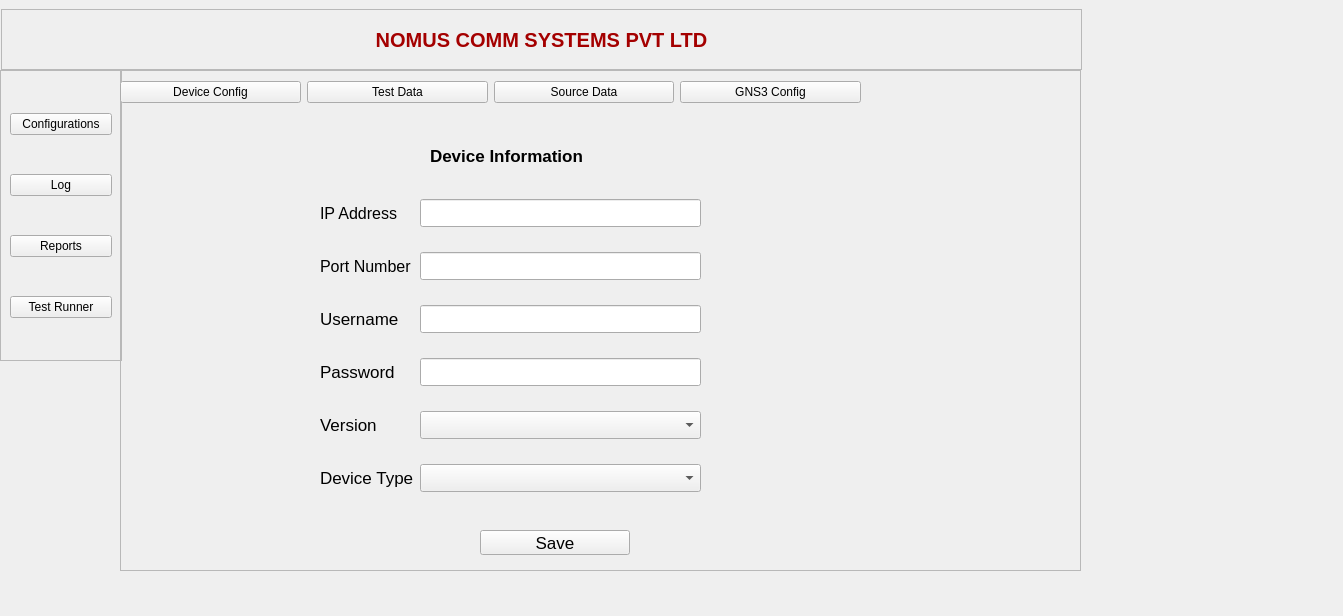
This is FUNCTIONALITY_TOOL/config.ui in skystar23/Automation_tool as Qt 5 draws it before an edit. The edited form follows.
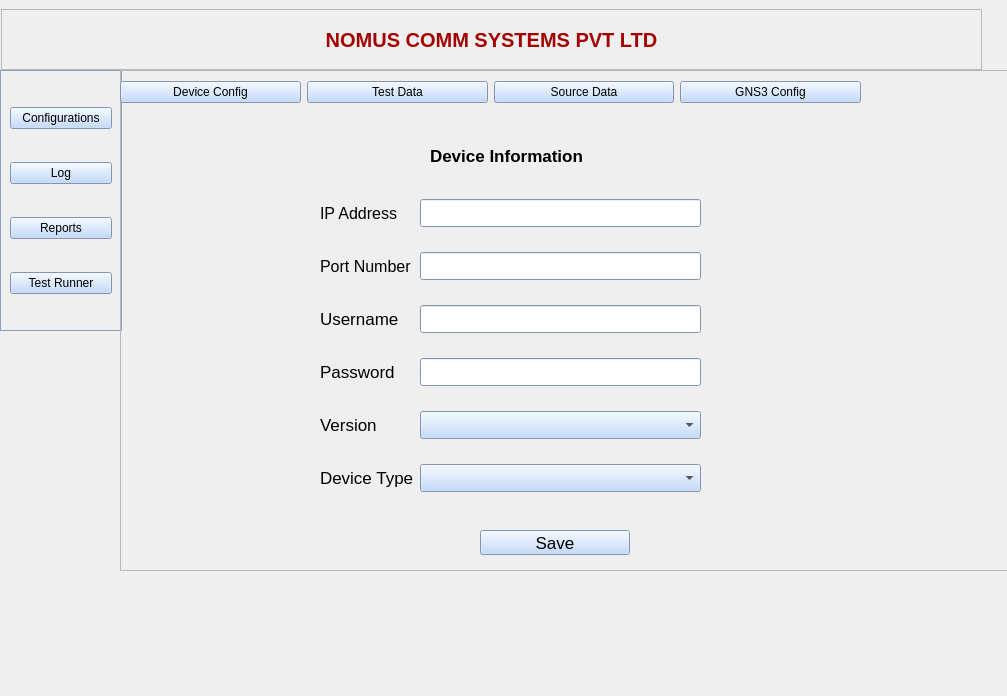
This is the edited form.

Patch:
```diff
--- a/FUNCTIONALITY_TOOL/config.ui
+++ b/FUNCTIONALITY_TOOL/config.ui
@@ -6,8 +6,8 @@
    <rect>
     <x>0</x>
     <y>0</y>
-    <width>1343</width>
-    <height>616</height>
+    <width>1007</width>
+    <height>696</height>
    </rect>
   </property>
   <widget class="QWidget" name="centralwidget">
@@ -16,7 +16,7 @@
      <rect>
       <x>1</x>
       <y>9</y>
-      <width>1081</width>
+      <width>981</width>
       <height>61</height>
      </rect>
     </property>
@@ -141,9 +141,451 @@
       <x>0</x>
       <y>70</y>
       <width>122</width>
-      <height>291</height>
+      <height>261</height>
      </rect>
     </property>
+    <property name="palette">
+     <palette>
+      <active>
+       <colorrole role="WindowText">
+        <brush brushstyle="SolidPattern">
+         <color alpha="255">
+          <red>0</red>
+          <green>0</green>
+          <blue>0</blue>
+         </color>
+        </brush>
+       </colorrole>
+       <colorrole role="Button">
+        <brush brushstyle="SolidPattern">
+         <color alpha="255">
+          <red>181</red>
+          <green>209</green>
+          <blue>250</blue>
+         </color>
+        </brush>
+       </colorrole>
+       <colorrole role="Light">
+        <brush brushstyle="SolidPattern">
+         <color alpha="255">
+          <red>255</red>
+          <green>255</green>
+          <blue>255</blue>
+         </color>
+        </brush>
+       </colorrole>
+       <colorrole role="Midlight">
+        <brush brushstyle="SolidPattern">
+         <color alpha="255">
+          <red>218</red>
+          <green>232</green>
+          <blue>252</blue>
+         </color>
+        </brush>
+       </colorrole>
+       <colorrole role="Dark">
+        <brush brushstyle="SolidPattern">
+         <color alpha="255">
+          <red>90</red>
+          <green>104</green>
+          <blue>125</blue>
+         </color>
+        </brush>
+       </colorrole>
+       <colorrole role="Mid">
+        <brush brushstyle="SolidPattern">
+         <color alpha="255">
+          <red>121</red>
+          <green>139</green>
+          <blue>167</blue>
+         </color>
+        </brush>
+       </colorrole>
+       <colorrole role="Text">
+        <brush brushstyle="SolidPattern">
+         <color alpha="255">
+          <red>0</red>
+          <green>0</green>
+          <blue>0</blue>
+         </color>
+        </brush>
+       </colorrole>
+       <colorrole role="BrightText">
+        <brush brushstyle="SolidPattern">
+         <color alpha="255">
+          <red>255</red>
+          <green>255</green>
+          <blue>255</blue>
+         </color>
+        </brush>
+       </colorrole>
+       <colorrole role="ButtonText">
+        <brush brushstyle="SolidPattern">
+         <color alpha="255">
+          <red>0</red>
+          <green>0</green>
+          <blue>0</blue>
+         </color>
+        </brush>
+       </colorrole>
+       <colorrole role="Base">
+        <brush brushstyle="SolidPattern">
+         <color alpha="255">
+          <red>255</red>
+          <green>255</green>
+          <blue>255</blue>
+         </color>
+        </brush>
+       </colorrole>
+       <colorrole role="Window">
+        <brush brushstyle="SolidPattern">
+         <color alpha="255">
+          <red>181</red>
+          <green>209</green>
+          <blue>250</blue>
+         </color>
+        </brush>
+       </colorrole>
+       <colorrole role="Shadow">
+        <brush brushstyle="SolidPattern">
+         <color alpha="255">
+          <red>0</red>
+          <green>0</green>
+          <blue>0</blue>
+         </color>
+        </brush>
+       </colorrole>
+       <colorrole role="AlternateBase">
+        <brush brushstyle="SolidPattern">
+         <color alpha="255">
+          <red>218</red>
+          <green>232</green>
+          <blue>252</blue>
+         </color>
+        </brush>
+       </colorrole>
+       <colorrole role="ToolTipBase">
+        <brush brushstyle="SolidPattern">
+         <color alpha="255">
+          <red>255</red>
+          <green>255</green>
+          <blue>220</blue>
+         </color>
+        </brush>
+       </colorrole>
+       <colorrole role="ToolTipText">
+        <brush brushstyle="SolidPattern">
+         <color alpha="255">
+          <red>0</red>
+          <green>0</green>
+          <blue>0</blue>
+         </color>
+        </brush>
+       </colorrole>
+       <colorrole role="PlaceholderText">
+        <brush brushstyle="SolidPattern">
+         <color alpha="128">
+          <red>0</red>
+          <green>0</green>
+          <blue>0</blue>
+         </color>
+        </brush>
+       </colorrole>
+      </active>
+      <inactive>
+       <colorrole role="WindowText">
+        <brush brushstyle="SolidPattern">
+         <color alpha="255">
+          <red>0</red>
+          <green>0</green>
+          <blue>0</blue>
+         </color>
+        </brush>
+       </colorrole>
+       <colorrole role="Button">
+        <brush brushstyle="SolidPattern">
+         <color alpha="255">
+          <red>181</red>
+          <green>209</green>
+          <blue>250</blue>
+         </color>
+        </brush>
+       </colorrole>
+       <colorrole role="Light">
+        <brush brushstyle="SolidPattern">
+         <color alpha="255">
+          <red>255</red>
+          <green>255</green>
+          <blue>255</blue>
+         </color>
+        </brush>
+       </colorrole>
+       <colorrole role="Midlight">
+        <brush brushstyle="SolidPattern">
+         <color alpha="255">
+          <red>218</red>
+          <green>232</green>
+          <blue>252</blue>
+         </color>
+        </brush>
+       </colorrole>
+       <colorrole role="Dark">
+        <brush brushstyle="SolidPattern">
+         <color alpha="255">
+          <red>90</red>
+          <green>104</green>
+          <blue>125</blue>
+         </color>
+        </brush>
+       </colorrole>
+       <colorrole role="Mid">
+        <brush brushstyle="SolidPattern">
+         <color alpha="255">
+          <red>121</red>
+          <green>139</green>
+          <blue>167</blue>
+         </color>
+        </brush>
+       </colorrole>
+       <colorrole role="Text">
+        <brush brushstyle="SolidPattern">
+         <color alpha="255">
+          <red>0</red>
+          <green>0</green>
+          <blue>0</blue>
+         </color>
+        </brush>
+       </colorrole>
+       <colorrole role="BrightText">
+        <brush brushstyle="SolidPattern">
+         <color alpha="255">
+          <red>255</red>
+          <green>255</green>
+          <blue>255</blue>
+         </color>
+        </brush>
+       </colorrole>
+       <colorrole role="ButtonText">
+        <brush brushstyle="SolidPattern">
+         <color alpha="255">
+          <red>0</red>
+          <green>0</green>
+          <blue>0</blue>
+         </color>
+        </brush>
+       </colorrole>
+       <colorrole role="Base">
+        <brush brushstyle="SolidPattern">
+         <color alpha="255">
+          <red>255</red>
+          <green>255</green>
+          <blue>255</blue>
+         </color>
+        </brush>
+       </colorrole>
+       <colorrole role="Window">
+        <brush brushstyle="SolidPattern">
+         <color alpha="255">
+          <red>181</red>
+          <green>209</green>
+          <blue>250</blue>
+         </color>
+        </brush>
+       </colorrole>
+       <colorrole role="Shadow">
+        <brush brushstyle="SolidPattern">
+         <color alpha="255">
+          <red>0</red>
+          <green>0</green>
+          <blue>0</blue>
+         </color>
+        </brush>
+       </colorrole>
+       <colorrole role="AlternateBase">
+        <brush brushstyle="SolidPattern">
+         <color alpha="255">
+          <red>218</red>
+          <green>232</green>
+          <blue>252</blue>
+         </color>
+        </brush>
+       </colorrole>
+       <colorrole role="ToolTipBase">
+        <brush brushstyle="SolidPattern">
+         <color alpha="255">
+          <red>255</red>
+          <green>255</green>
+          <blue>220</blue>
+         </color>
+        </brush>
+       </colorrole>
+       <colorrole role="ToolTipText">
+        <brush brushstyle="SolidPattern">
+         <color alpha="255">
+          <red>0</red>
+          <green>0</green>
+          <blue>0</blue>
+         </color>
+        </brush>
+       </colorrole>
+       <colorrole role="PlaceholderText">
+        <brush brushstyle="SolidPattern">
+         <color alpha="128">
+          <red>0</red>
+          <green>0</green>
+          <blue>0</blue>
+         </color>
+        </brush>
+       </colorrole>
+      </inactive>
+      <disabled>
+       <colorrole role="WindowText">
+        <brush brushstyle="SolidPattern">
+         <color alpha="255">
+          <red>90</red>
+          <green>104</green>
+          <blue>125</blue>
+         </color>
+        </brush>
+       </colorrole>
+       <colorrole role="Button">
+        <brush brushstyle="SolidPattern">
+         <color alpha="255">
+          <red>181</red>
+          <green>209</green>
+          <blue>250</blue>
+         </color>
+        </brush>
+       </colorrole>
+       <colorrole role="Light">
+        <brush brushstyle="SolidPattern">
+         <color alpha="255">
+          <red>255</red>
+          <green>255</green>
+          <blue>255</blue>
+         </color>
+        </brush>
+       </colorrole>
+       <colorrole role="Midlight">
+        <brush brushstyle="SolidPattern">
+         <color alpha="255">
+          <red>218</red>
+          <green>232</green>
+          <blue>252</blue>
+         </color>
+        </brush>
+       </colorrole>
+       <colorrole role="Dark">
+        <brush brushstyle="SolidPattern">
+         <color alpha="255">
+          <red>90</red>
+          <green>104</green>
+          <blue>125</blue>
+         </color>
+        </brush>
+       </colorrole>
+       <colorrole role="Mid">
+        <brush brushstyle="SolidPattern">
+         <color alpha="255">
+          <red>121</red>
+          <green>139</green>
+          <blue>167</blue>
+         </color>
+        </brush>
+       </colorrole>
+       <colorrole role="Text">
+        <brush brushstyle="SolidPattern">
+         <color alpha="255">
+          <red>90</red>
+          <green>104</green>
+          <blue>125</blue>
+         </color>
+        </brush>
+       </colorrole>
+       <colorrole role="BrightText">
+        <brush brushstyle="SolidPattern">
+         <color alpha="255">
+          <red>255</red>
+          <green>255</green>
+          <blue>255</blue>
+         </color>
+        </brush>
+       </colorrole>
+       <colorrole role="ButtonText">
+        <brush brushstyle="SolidPattern">
+         <color alpha="255">
+          <red>90</red>
+          <green>104</green>
+          <blue>125</blue>
+         </color>
+        </brush>
+       </colorrole>
+       <colorrole role="Base">
+        <brush brushstyle="SolidPattern">
+         <color alpha="255">
+          <red>181</red>
+          <green>209</green>
+          <blue>250</blue>
+         </color>
+        </brush>
+       </colorrole>
+       <colorrole role="Window">
+        <brush brushstyle="SolidPattern">
+         <color alpha="255">
+          <red>181</red>
+          <green>209</green>
+          <blue>250</blue>
+         </color>
+        </brush>
+       </colorrole>
+       <colorrole role="Shadow">
+        <brush brushstyle="SolidPattern">
+         <color alpha="255">
+          <red>0</red>
+          <green>0</green>
+          <blue>0</blue>
+         </color>
+        </brush>
+       </colorrole>
+       <colorrole role="AlternateBase">
+        <brush brushstyle="SolidPattern">
+         <color alpha="255">
+          <red>181</red>
+          <green>209</green>
+          <blue>250</blue>
+         </color>
+        </brush>
+       </colorrole>
+       <colorrole role="ToolTipBase">
+        <brush brushstyle="SolidPattern">
+         <color alpha="255">
+          <red>255</red>
+          <green>255</green>
+          <blue>220</blue>
+         </color>
+        </brush>
+       </colorrole>
+       <colorrole role="ToolTipText">
+        <brush brushstyle="SolidPattern">
+         <color alpha="255">
+          <red>0</red>
+          <green>0</green>
+          <blue>0</blue>
+         </color>
+        </brush>
+       </colorrole>
+       <colorrole role="PlaceholderText">
+        <brush brushstyle="SolidPattern">
+         <color alpha="128">
+          <red>0</red>
+          <green>0</green>
+          <blue>0</blue>
+         </color>
+        </brush>
+       </colorrole>
+      </disabled>
+     </palette>
+    </property>
     <property name="frameShape">
      <enum>QFrame::StyledPanel</enum>
     </property>
@@ -199,6 +641,448 @@
        <height>45</height>
       </rect>
      </property>
+     <property name="palette">
+      <palette>
+       <active>
+        <colorrole role="WindowText">
+         <brush brushstyle="SolidPattern">
+          <color alpha="255">
+           <red>0</red>
+           <green>0</green>
+           <blue>0</blue>
+          </color>
+         </brush>
+        </colorrole>
+        <colorrole role="Button">
+         <brush brushstyle="SolidPattern">
+          <color alpha="255">
+           <red>181</red>
+           <green>209</green>
+           <blue>250</blue>
+          </color>
+         </brush>
+        </colorrole>
+        <colorrole role="Light">
+         <brush brushstyle="SolidPattern">
+          <color alpha="255">
+           <red>255</red>
+           <green>255</green>
+           <blue>255</blue>
+          </color>
+         </brush>
+        </colorrole>
+        <colorrole role="Midlight">
+         <brush brushstyle="SolidPattern">
+          <color alpha="255">
+           <red>218</red>
+           <green>232</green>
+           <blue>252</blue>
+          </color>
+         </brush>
+        </colorrole>
+        <colorrole role="Dark">
+         <brush brushstyle="SolidPattern">
+          <color alpha="255">
+           <red>90</red>
+           <green>104</green>
+           <blue>125</blue>
+          </color>
+         </brush>
+        </colorrole>
+        <colorrole role="Mid">
+         <brush brushstyle="SolidPattern">
+          <color alpha="255">
+           <red>121</red>
+           <green>139</green>
+           <blue>167</blue>
+          </color>
+         </brush>
+        </colorrole>
+        <colorrole role="Text">
+         <brush brushstyle="SolidPattern">
+          <color alpha="255">
+           <red>0</red>
+           <green>0</green>
+           <blue>0</blue>
+          </color>
+         </brush>
+        </colorrole>
+        <colorrole role="BrightText">
+         <brush brushstyle="SolidPattern">
+          <color alpha="255">
+           <red>255</red>
+           <green>255</green>
+           <blue>255</blue>
+          </color>
+         </brush>
+        </colorrole>
+        <colorrole role="ButtonText">
+         <brush brushstyle="SolidPattern">
+          <color alpha="255">
+           <red>0</red>
+           <green>0</green>
+           <blue>0</blue>
+          </color>
+         </brush>
+        </colorrole>
+        <colorrole role="Base">
+         <brush brushstyle="SolidPattern">
+          <color alpha="255">
+           <red>255</red>
+           <green>255</green>
+           <blue>255</blue>
+          </color>
+         </brush>
+        </colorrole>
+        <colorrole role="Window">
+         <brush brushstyle="SolidPattern">
+          <color alpha="255">
+           <red>181</red>
+           <green>209</green>
+           <blue>250</blue>
+          </color>
+         </brush>
+        </colorrole>
+        <colorrole role="Shadow">
+         <brush brushstyle="SolidPattern">
+          <color alpha="255">
+           <red>0</red>
+           <green>0</green>
+           <blue>0</blue>
+          </color>
+         </brush>
+        </colorrole>
+        <colorrole role="AlternateBase">
+         <brush brushstyle="SolidPattern">
+          <color alpha="255">
+           <red>218</red>
+           <green>232</green>
+           <blue>252</blue>
+          </color>
+         </brush>
+        </colorrole>
+        <colorrole role="ToolTipBase">
+         <brush brushstyle="SolidPattern">
+          <color alpha="255">
+           <red>255</red>
+           <green>255</green>
+           <blue>220</blue>
+          </color>
+         </brush>
+        </colorrole>
+        <colorrole role="ToolTipText">
+         <brush brushstyle="SolidPattern">
+          <color alpha="255">
+           <red>0</red>
+           <green>0</green>
+           <blue>0</blue>
+          </color>
+         </brush>
+        </colorrole>
+        <colorrole role="PlaceholderText">
+         <brush brushstyle="SolidPattern">
+          <color alpha="128">
+           <red>0</red>
+           <green>0</green>
+           <blue>0</blue>
+          </color>
+         </brush>
+        </colorrole>
+       </active>
+       <inactive>
+        <colorrole role="WindowText">
+         <brush brushstyle="SolidPattern">
+          <color alpha="255">
+           <red>0</red>
+           <green>0</green>
+           <blue>0</blue>
+          </color>
+         </brush>
+        </colorrole>
+        <colorrole role="Button">
+         <brush brushstyle="SolidPattern">
+          <color alpha="255">
+           <red>181</red>
+           <green>209</green>
+           <blue>250</blue>
+          </color>
+         </brush>
+        </colorrole>
+        <colorrole role="Light">
+         <brush brushstyle="SolidPattern">
+          <color alpha="255">
+           <red>255</red>
+           <green>255</green>
+           <blue>255</blue>
+          </color>
+         </brush>
+        </colorrole>
+        <colorrole role="Midlight">
+         <brush brushstyle="SolidPattern">
+          <color alpha="255">
+           <red>218</red>
+           <green>232</green>
+           <blue>252</blue>
+          </color>
+         </brush>
+        </colorrole>
+        <colorrole role="Dark">
+         <brush brushstyle="SolidPattern">
+          <color alpha="255">
+           <red>90</red>
+           <green>104</green>
+           <blue>125</blue>
+          </color>
+         </brush>
+        </colorrole>
+        <colorrole role="Mid">
+         <brush brushstyle="SolidPattern">
+          <color alpha="255">
+           <red>121</red>
+           <green>139</green>
+           <blue>167</blue>
+          </color>
+         </brush>
+        </colorrole>
+        <colorrole role="Text">
+         <brush brushstyle="SolidPattern">
+          <color alpha="255">
+           <red>0</red>
+           <green>0</green>
+           <blue>0</blue>
+          </color>
+         </brush>
+        </colorrole>
+        <colorrole role="BrightText">
+         <brush brushstyle="SolidPattern">
+          <color alpha="255">
+           <red>255</red>
+           <green>255</green>
+           <blue>255</blue>
+          </color>
+         </brush>
+        </colorrole>
+        <colorrole role="ButtonText">
+         <brush brushstyle="SolidPattern">
+          <color alpha="255">
+           <red>0</red>
+           <green>0</green>
+           <blue>0</blue>
+          </color>
+         </brush>
+        </colorrole>
+        <colorrole role="Base">
+         <brush brushstyle="SolidPattern">
+          <color alpha="255">
+           <red>255</red>
+           <green>255</green>
+           <blue>255</blue>
+          </color>
+         </brush>
+        </colorrole>
+        <colorrole role="Window">
+         <brush brushstyle="SolidPattern">
+          <color alpha="255">
+           <red>181</red>
+           <green>209</green>
+           <blue>250</blue>
+          </color>
+         </brush>
+        </colorrole>
+        <colorrole role="Shadow">
+         <brush brushstyle="SolidPattern">
+          <color alpha="255">
+           <red>0</red>
+           <green>0</green>
+           <blue>0</blue>
+          </color>
+         </brush>
+        </colorrole>
+        <colorrole role="AlternateBase">
+         <brush brushstyle="SolidPattern">
+          <color alpha="255">
+           <red>218</red>
+           <green>232</green>
+           <blue>252</blue>
+          </color>
+         </brush>
+        </colorrole>
+        <colorrole role="ToolTipBase">
+         <brush brushstyle="SolidPattern">
+          <color alpha="255">
+           <red>255</red>
+           <green>255</green>
+           <blue>220</blue>
+          </color>
+         </brush>
+        </colorrole>
+        <colorrole role="ToolTipText">
+         <brush brushstyle="SolidPattern">
+          <color alpha="255">
+           <red>0</red>
+           <green>0</green>
+           <blue>0</blue>
+          </color>
+         </brush>
+        </colorrole>
+        <colorrole role="PlaceholderText">
+         <brush brushstyle="SolidPattern">
+          <color alpha="128">
+           <red>0</red>
+           <green>0</green>
+           <blue>0</blue>
+          </color>
+         </brush>
+        </colorrole>
+       </inactive>
+       <disabled>
+        <colorrole role="WindowText">
+         <brush brushstyle="SolidPattern">
+          <color alpha="255">
+           <red>90</red>
+           <green>104</green>
+           <blue>125</blue>
+          </color>
+         </brush>
+        </colorrole>
+        <colorrole role="Button">
+         <brush brushstyle="SolidPattern">
+          <color alpha="255">
+           <red>181</red>
+           <green>209</green>
+           <blue>250</blue>
+          </color>
+         </brush>
+        </colorrole>
+        <colorrole role="Light">
+         <brush brushstyle="SolidPattern">
+          <color alpha="255">
+           <red>255</red>
+           <green>255</green>
+           <blue>255</blue>
+          </color>
+         </brush>
+        </colorrole>
+        <colorrole role="Midlight">
+         <brush brushstyle="SolidPattern">
+          <color alpha="255">
+           <red>218</red>
+           <green>232</green>
+           <blue>252</blue>
+          </color>
+         </brush>
+        </colorrole>
+        <colorrole role="Dark">
+         <brush brushstyle="SolidPattern">
+          <color alpha="255">
+           <red>90</red>
+           <green>104</green>
+           <blue>125</blue>
+          </color>
+         </brush>
+        </colorrole>
+        <colorrole role="Mid">
+         <brush brushstyle="SolidPattern">
+          <color alpha="255">
+           <red>121</red>
+           <green>139</green>
+           <blue>167</blue>
+          </color>
+         </brush>
+        </colorrole>
+        <colorrole role="Text">
+         <brush brushstyle="SolidPattern">
+          <color alpha="255">
+           <red>90</red>
+           <green>104</green>
+           <blue>125</blue>
+          </color>
+         </brush>
+        </colorrole>
+        <colorrole role="BrightText">
+         <brush brushstyle="SolidPattern">
+          <color alpha="255">
+           <red>255</red>
+           <green>255</green>
+           <blue>255</blue>
+          </color>
+         </brush>
+        </colorrole>
+        <colorrole role="ButtonText">
+         <brush brushstyle="SolidPattern">
+          <color alpha="255">
+           <red>90</red>
+           <green>104</green>
+           <blue>125</blue>
+          </color>
+         </brush>
+        </colorrole>
+        <colorrole role="Base">
+         <brush brushstyle="SolidPattern">
+          <color alpha="255">
+           <red>181</red>
+           <green>209</green>
+           <blue>250</blue>
+          </color>
+         </brush>
+        </colorrole>
+        <colorrole role="Window">
+         <brush brushstyle="SolidPattern">
+          <color alpha="255">
+           <red>181</red>
+           <green>209</green>
+           <blue>250</blue>
+          </color>
+         </brush>
+        </colorrole>
+        <colorrole role="Shadow">
+         <brush brushstyle="SolidPattern">
+          <color alpha="255">
+           <red>0</red>
+           <green>0</green>
+           <blue>0</blue>
+          </color>
+         </brush>
+        </colorrole>
+        <colorrole role="AlternateBase">
+         <brush brushstyle="SolidPattern">
+          <color alpha="255">
+           <red>181</red>
+           <green>209</green>
+           <blue>250</blue>
+          </color>
+         </brush>
+        </colorrole>
+        <colorrole role="ToolTipBase">
+         <brush brushstyle="SolidPattern">
+          <color alpha="255">
+           <red>255</red>
+           <green>255</green>
+           <blue>220</blue>
+          </color>
+         </brush>
+        </colorrole>
+        <colorrole role="ToolTipText">
+         <brush brushstyle="SolidPattern">
+          <color alpha="255">
+           <red>0</red>
+           <green>0</green>
+           <blue>0</blue>
+          </color>
+         </brush>
+        </colorrole>
+        <colorrole role="PlaceholderText">
+         <brush brushstyle="SolidPattern">
+          <color alpha="128">
+           <red>0</red>
+           <green>0</green>
+           <blue>0</blue>
+          </color>
+         </brush>
+        </colorrole>
+       </disabled>
+      </palette>
+     </property>
      <layout class="QHBoxLayout" name="horizontalLayout_3">
       <item>
        <layout class="QHBoxLayout" name="horizontalLayout_2">
@@ -240,9 +1124,451 @@
        <x>0</x>
        <y>40</y>
        <width>861</width>
-       <height>471</height>
+       <height>541</height>
       </rect>
      </property>
+     <property name="palette">
+      <palette>
+       <active>
+        <colorrole role="WindowText">
+         <brush brushstyle="SolidPattern">
+          <color alpha="255">
+           <red>0</red>
+           <green>0</green>
+           <blue>0</blue>
+          </color>
+         </brush>
+        </colorrole>
+        <colorrole role="Button">
+         <brush brushstyle="SolidPattern">
+          <color alpha="255">
+           <red>181</red>
+           <green>209</green>
+           <blue>250</blue>
+          </color>
+         </brush>
+        </colorrole>
+        <colorrole role="Light">
+         <brush brushstyle="SolidPattern">
+          <color alpha="255">
+           <red>255</red>
+           <green>255</green>
+           <blue>255</blue>
+          </color>
+         </brush>
+        </colorrole>
+        <colorrole role="Midlight">
+         <brush brushstyle="SolidPattern">
+          <color alpha="255">
+           <red>218</red>
+           <green>232</green>
+           <blue>252</blue>
+          </color>
+         </brush>
+        </colorrole>
+        <colorrole role="Dark">
+         <brush brushstyle="SolidPattern">
+          <color alpha="255">
+           <red>90</red>
+           <green>104</green>
+           <blue>125</blue>
+          </color>
+         </brush>
+        </colorrole>
+        <colorrole role="Mid">
+         <brush brushstyle="SolidPattern">
+          <color alpha="255">
+           <red>121</red>
+           <green>139</green>
+           <blue>167</blue>
+          </color>
+         </brush>
+        </colorrole>
+        <colorrole role="Text">
+         <brush brushstyle="SolidPattern">
+          <color alpha="255">
+           <red>0</red>
+           <green>0</green>
+           <blue>0</blue>
+          </color>
+         </brush>
+        </colorrole>
+        <colorrole role="BrightText">
+         <brush brushstyle="SolidPattern">
+          <color alpha="255">
+           <red>255</red>
+           <green>255</green>
+           <blue>255</blue>
+          </color>
+         </brush>
+        </colorrole>
+        <colorrole role="ButtonText">
+         <brush brushstyle="SolidPattern">
+          <color alpha="255">
+           <red>0</red>
+           <green>0</green>
+           <blue>0</blue>
+          </color>
+         </brush>
+        </colorrole>
+        <colorrole role="Base">
+         <brush brushstyle="SolidPattern">
+          <color alpha="255">
+           <red>255</red>
+           <green>255</green>
+           <blue>255</blue>
+          </color>
+         </brush>
+        </colorrole>
+        <colorrole role="Window">
+         <brush brushstyle="SolidPattern">
+          <color alpha="255">
+           <red>181</red>
+           <green>209</green>
+           <blue>250</blue>
+          </color>
+         </brush>
+        </colorrole>
+        <colorrole role="Shadow">
+         <brush brushstyle="SolidPattern">
+          <color alpha="255">
+           <red>0</red>
+           <green>0</green>
+           <blue>0</blue>
+          </color>
+         </brush>
+        </colorrole>
+        <colorrole role="AlternateBase">
+         <brush brushstyle="SolidPattern">
+          <color alpha="255">
+           <red>218</red>
+           <green>232</green>
+           <blue>252</blue>
+          </color>
+         </brush>
+        </colorrole>
+        <colorrole role="ToolTipBase">
+         <brush brushstyle="SolidPattern">
+          <color alpha="255">
+           <red>255</red>
+           <green>255</green>
+           <blue>220</blue>
+          </color>
+         </brush>
+        </colorrole>
+        <colorrole role="ToolTipText">
+         <brush brushstyle="SolidPattern">
+          <color alpha="255">
+           <red>0</red>
+           <green>0</green>
+           <blue>0</blue>
+          </color>
+         </brush>
+        </colorrole>
+        <colorrole role="PlaceholderText">
+         <brush brushstyle="SolidPattern">
+          <color alpha="128">
+           <red>0</red>
+           <green>0</green>
+           <blue>0</blue>
+          </color>
+         </brush>
+        </colorrole>
+       </active>
+       <inactive>
+        <colorrole role="WindowText">
+         <brush brushstyle="SolidPattern">
+          <color alpha="255">
+           <red>0</red>
+           <green>0</green>
+           <blue>0</blue>
+          </color>
+         </brush>
+        </colorrole>
+        <colorrole role="Button">
+         <brush brushstyle="SolidPattern">
+          <color alpha="255">
+           <red>181</red>
+           <green>209</green>
+           <blue>250</blue>
+          </color>
+         </brush>
+        </colorrole>
+        <colorrole role="Light">
+         <brush brushstyle="SolidPattern">
+          <color alpha="255">
+           <red>255</red>
+           <green>255</green>
+           <blue>255</blue>
+          </color>
+         </brush>
+        </colorrole>
+        <colorrole role="Midlight">
+         <brush brushstyle="SolidPattern">
+          <color alpha="255">
+           <red>218</red>
+           <green>232</green>
+           <blue>252</blue>
+          </color>
+         </brush>
+        </colorrole>
+        <colorrole role="Dark">
+         <brush brushstyle="SolidPattern">
+          <color alpha="255">
+           <red>90</red>
+           <green>104</green>
+           <blue>125</blue>
+          </color>
+         </brush>
+        </colorrole>
+        <colorrole role="Mid">
+         <brush brushstyle="SolidPattern">
+          <color alpha="255">
+           <red>121</red>
+           <green>139</green>
+           <blue>167</blue>
+          </color>
+         </brush>
+        </colorrole>
+        <colorrole role="Text">
+         <brush brushstyle="SolidPattern">
+          <color alpha="255">
+           <red>0</red>
+           <green>0</green>
+           <blue>0</blue>
+          </color>
+         </brush>
+        </colorrole>
+        <colorrole role="BrightText">
+         <brush brushstyle="SolidPattern">
+          <color alpha="255">
+           <red>255</red>
+           <green>255</green>
+           <blue>255</blue>
+          </color>
+         </brush>
+        </colorrole>
+        <colorrole role="ButtonText">
+         <brush brushstyle="SolidPattern">
+          <color alpha="255">
+           <red>0</red>
+           <green>0</green>
+           <blue>0</blue>
+          </color>
+         </brush>
+        </colorrole>
+        <colorrole role="Base">
+         <brush brushstyle="SolidPattern">
+          <color alpha="255">
+           <red>255</red>
+           <green>255</green>
+           <blue>255</blue>
+          </color>
+         </brush>
+        </colorrole>
+        <colorrole role="Window">
+         <brush brushstyle="SolidPattern">
+          <color alpha="255">
+           <red>181</red>
+           <green>209</green>
+           <blue>250</blue>
+          </color>
+         </brush>
+        </colorrole>
+        <colorrole role="Shadow">
+         <brush brushstyle="SolidPattern">
+          <color alpha="255">
+           <red>0</red>
+           <green>0</green>
+           <blue>0</blue>
+          </color>
+         </brush>
+        </colorrole>
+        <colorrole role="AlternateBase">
+         <brush brushstyle="SolidPattern">
+          <color alpha="255">
+           <red>218</red>
+           <green>232</green>
+           <blue>252</blue>
+          </color>
+         </brush>
+        </colorrole>
+        <colorrole role="ToolTipBase">
+         <brush brushstyle="SolidPattern">
+          <color alpha="255">
+           <red>255</red>
+           <green>255</green>
+           <blue>220</blue>
+          </color>
+         </brush>
+        </colorrole>
+        <colorrole role="ToolTipText">
+         <brush brushstyle="SolidPattern">
+          <color alpha="255">
+           <red>0</red>
+           <green>0</green>
+           <blue>0</blue>
+          </color>
+         </brush>
+        </colorrole>
+        <colorrole role="PlaceholderText">
+         <brush brushstyle="SolidPattern">
+          <color alpha="128">
+           <red>0</red>
+           <green>0</green>
+           <blue>0</blue>
+          </color>
+         </brush>
+        </colorrole>
+       </inactive>
+       <disabled>
+        <colorrole role="WindowText">
+         <brush brushstyle="SolidPattern">
+          <color alpha="255">
+           <red>90</red>
+           <green>104</green>
+           <blue>125</blue>
+          </color>
+         </brush>
+        </colorrole>
+        <colorrole role="Button">
+         <brush brushstyle="SolidPattern">
+          <color alpha="255">
+           <red>181</red>
+           <green>209</green>
+           <blue>250</blue>
+          </color>
+         </brush>
+        </colorrole>
+        <colorrole role="Light">
+         <brush brushstyle="SolidPattern">
+          <color alpha="255">
+           <red>255</red>
+           <green>255</green>
+           <blue>255</blue>
+          </color>
+         </brush>
+        </colorrole>
+        <colorrole role="Midlight">
+         <brush brushstyle="SolidPattern">
+          <color alpha="255">
+           <red>218</red>
+           <green>232</green>
+           <blue>252</blue>
+          </color>
+         </brush>
+        </colorrole>
+        <colorrole role="Dark">
+         <brush brushstyle="SolidPattern">
+          <color alpha="255">
+           <red>90</red>
+           <green>104</green>
+           <blue>125</blue>
+          </color>
+         </brush>
+        </colorrole>
+        <colorrole role="Mid">
+         <brush brushstyle="SolidPattern">
+          <color alpha="255">
+           <red>121</red>
+           <green>139</green>
+           <blue>167</blue>
+          </color>
+         </brush>
+        </colorrole>
+        <colorrole role="Text">
+         <brush brushstyle="SolidPattern">
+          <color alpha="255">
+           <red>90</red>
+           <green>104</green>
+           <blue>125</blue>
+          </color>
+         </brush>
+        </colorrole>
+        <colorrole role="BrightText">
+         <brush brushstyle="SolidPattern">
+          <color alpha="255">
+           <red>255</red>
+           <green>255</green>
+           <blue>255</blue>
+          </color>
+         </brush>
+        </colorrole>
+        <colorrole role="ButtonText">
+         <brush brushstyle="SolidPattern">
+          <color alpha="255">
+           <red>90</red>
+           <green>104</green>
+           <blue>125</blue>
+          </color>
+         </brush>
+        </colorrole>
+        <colorrole role="Base">
+         <brush brushstyle="SolidPattern">
+          <color alpha="255">
+           <red>181</red>
+           <green>209</green>
+           <blue>250</blue>
+          </color>
+         </brush>
+        </colorrole>
+        <colorrole role="Window">
+         <brush brushstyle="SolidPattern">
+          <color alpha="255">
+           <red>181</red>
+           <green>209</green>
+           <blue>250</blue>
+          </color>
+         </brush>
+        </colorrole>
+        <colorrole role="Shadow">
+         <brush brushstyle="SolidPattern">
+          <color alpha="255">
+           <red>0</red>
+           <green>0</green>
+           <blue>0</blue>
+          </color>
+         </brush>
+        </colorrole>
+        <colorrole role="AlternateBase">
+         <brush brushstyle="SolidPattern">
+          <color alpha="255">
+           <red>181</red>
+           <green>209</green>
+           <blue>250</blue>
+          </color>
+         </brush>
+        </colorrole>
+        <colorrole role="ToolTipBase">
+         <brush brushstyle="SolidPattern">
+          <color alpha="255">
+           <red>255</red>
+           <green>255</green>
+           <blue>220</blue>
+          </color>
+         </brush>
+        </colorrole>
+        <colorrole role="ToolTipText">
+         <brush brushstyle="SolidPattern">
+          <color alpha="255">
+           <red>0</red>
+           <green>0</green>
+           <blue>0</blue>
+          </color>
+         </brush>
+        </colorrole>
+        <colorrole role="PlaceholderText">
+         <brush brushstyle="SolidPattern">
+          <color alpha="128">
+           <red>0</red>
+           <green>0</green>
+           <blue>0</blue>
+          </color>
+         </brush>
+        </colorrole>
+       </disabled>
+      </palette>
+     </property>
      <property name="font">
       <font>
        <pointsize>13</pointsize>
```
Left out of the diff: 2 changed lines with no effect on the pictures.
